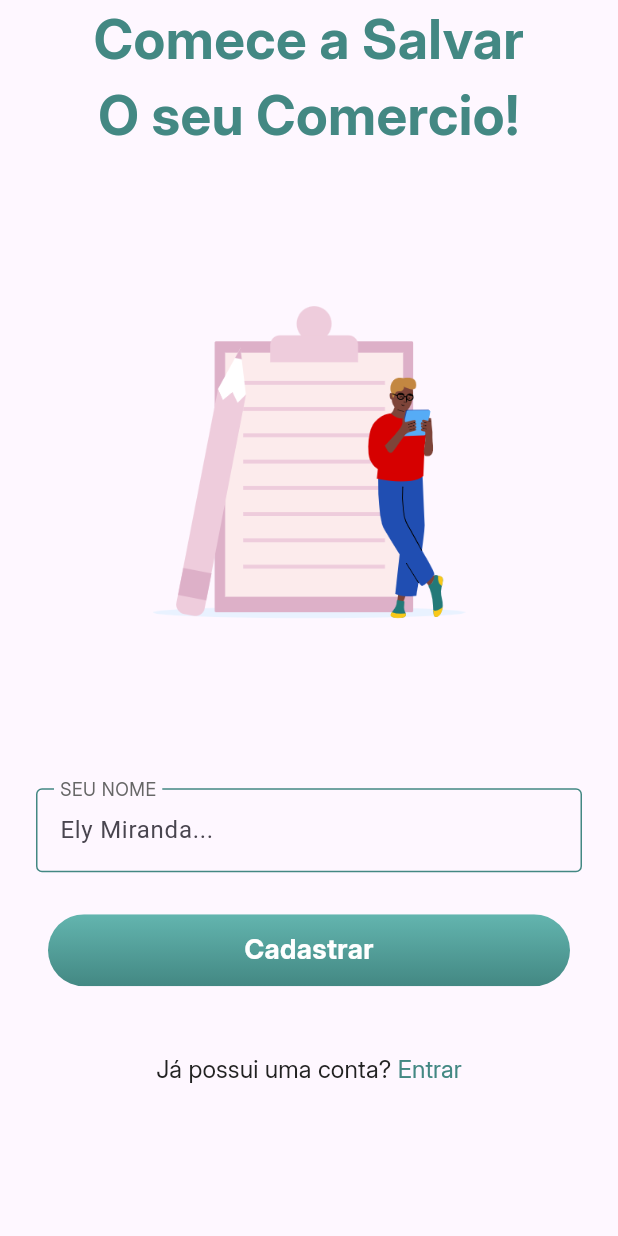
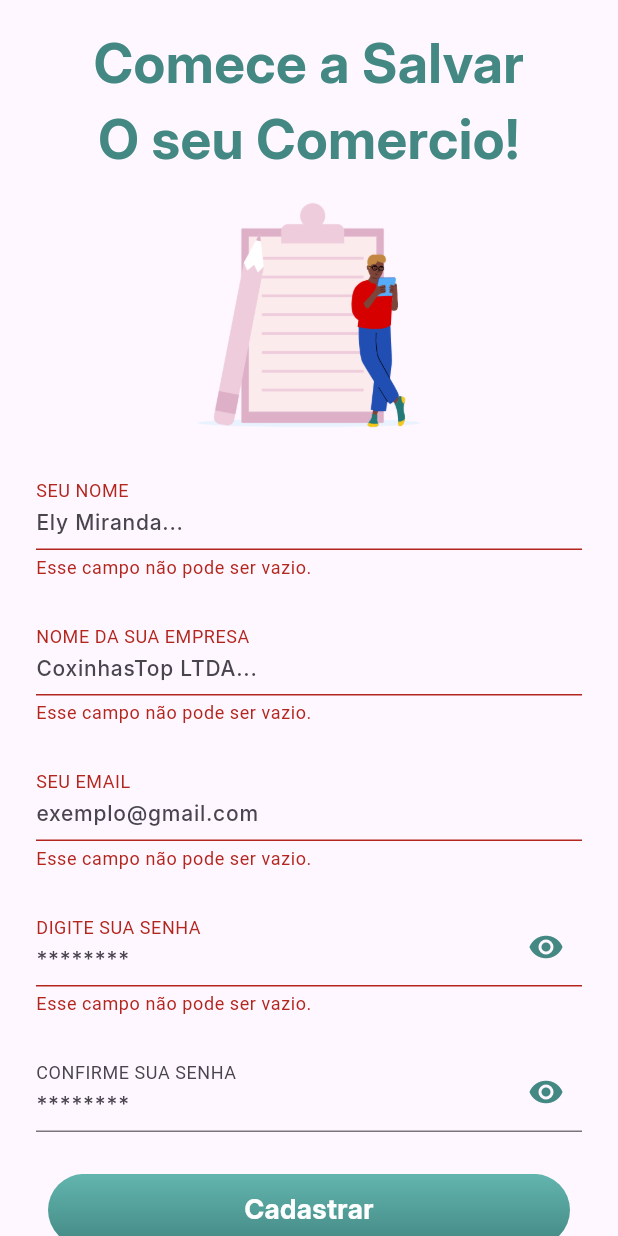
Before and after one commit to arkantos603/StartComm, a Flutter app: the screen it shows after launch, after a tap on "Cadastrar", on a phone screen of 412 x 824 dp. Run offline on Flutter 3.47's test engine with Material 3 defaults, Android fonts, the phone set to English and light mode, and no system bars; Roboto replaces fonts that are missing (Inter).

Commit message:
finalizando sign in e validators

```diff
--- a/lib/common/constants/app_texts.dart
+++ b/lib/common/constants/app_texts.dart
@@ -51,4 +51,27 @@ class AppTextsStyles {
     fontWeight: FontWeight.w500,
   );
 
+  static const TextStyle smallText13 = TextStyle(
+    fontFamily: 'Inter',
+    fontSize: 13.0,
+    fontWeight: FontWeight.w400,
+  );
+
+  static const TextStyle inputLabelText = TextStyle(
+    fontFamily: 'Inter',
+    fontSize: 14.0,
+    fontWeight: FontWeight.w400,
+  );
+
+  static const TextStyle inputText = TextStyle(
+    fontFamily: 'Inter',
+    fontSize: 14.0,
+    fontWeight: FontWeight.w500,
+  );
+
+  static const TextStyle inputHintText = TextStyle(
+    fontFamily: 'Inter',
+    fontSize: 12.0,
+    fontWeight: FontWeight.w400,
+  );
 }
--- /dev/null
+++ b/lib/common/utils/validator.dart
@@ -0,0 +1,58 @@
+class Validator {
+  Validator._();
+
+  static String? validateName(String? value) {
+    final condition = RegExp(r"((\ *)[\wáéíóúñ]+(\ *)+)+");
+    if (value != null && value.isEmpty) {
+      return "Esse campo não pode ser vazio.";
+    }
+    if (value != null && !condition.hasMatch(value)) {
+      return "Nome inválido. Digite um nome válido.";
+    }
+    return null;
+  }
+
+  static String? validateEmpresa(String? value) {
+    final condition = RegExp(r"((\ *)[\wáéíóúñ]+(\ *)+)+");
+    if (value != null && value.isEmpty) {
+      return "Esse campo não pode ser vazio.";
+    }
+    if (value != null && !condition.hasMatch(value)) {
+      return "Nome inválido. Digite um nome válido para empresa.";
+    }
+    return null;
+  }
+
+  static String? validateEmail(String? value) {
+    final condition = RegExp(
+        r"[a-z0-9!#$%&'*+/=?^_`{|}~-]+(?:\.[a-z0-9!#$%&'*+/=?^_`{|}~-]+)*@(?:[a-z0-9](?:[a-z0-9-]*[a-z0-9])?\.)+[a-z0-9](?:[a-z0-9-]*[a-z0-9])?");
+    if (value != null && value.isEmpty) {
+      return "Esse campo não pode ser vazio.";
+    }
+    if (value != null && !condition.hasMatch(value)) {
+      return "Email inválido. Digite um email válido.";
+    }
+    return null;
+  }
+
+  static String? validatePassword(String? value) {
+  final condition = RegExp(r"^.{8,}$");
+  if (value != null && value.isEmpty) {
+    return "Esse campo não pode ser vazio.";
+  }
+  if (value != null && !condition.hasMatch(value)) {
+    return "Senha inválida. A senha deve ter no mínimo 8 caracteres.";
+  }
+  return null;
+}
+
+  static String? validateConfirmPassword(
+    String? passwordValue,
+    String? confirmPasswordValue,
+  ) {
+    if (passwordValue != confirmPasswordValue) {
+      return "As senhas são diferentes. Por favor, corrija para continuar.";
+    }
+    return null;
+  }
+}
--- /dev/null
+++ b/lib/common/widgets/custom_text_form_field.dart
@@ -0,0 +1,122 @@
+import 'package:flutter/material.dart';
+import 'package:startcomm/common/constants/app_colors.dart';
+import 'package:flutter/services.dart';
+import 'package:startcomm/common/constants/app_texts.dart';
+
+class CustomTextFormField extends StatefulWidget {
+  final EdgeInsetsGeometry? padding;
+  final String? hintText;
+  final String? labelText;
+  final TextCapitalization? textCapitalization;
+  final TextEditingController? controller;
+  final TextInputType? keyboardType;
+  final int? maxLength;
+  final TextInputAction? textInputAction;
+  final Widget? suffixIcon;
+  final bool? obscureText;
+  final List<TextInputFormatter>? inputFormatters;
+  final FormFieldValidator<String>? validator;
+  final String? helperText;
+  final GestureTapCallback? onTap;
+  final bool readOnly;
+  final FocusNode? focusNode;
+  final ValueSetter<PointerEvent>? onTapOutside;
+  final VoidCallback? onEditingComplete;
+
+  const CustomTextFormField({
+    super.key,
+    this.padding,
+    this.hintText,
+    this.labelText,
+    this.textCapitalization,
+    this.controller,
+    this.keyboardType,
+    this.maxLength,
+    this.textInputAction,
+    this.suffixIcon,
+    this.obscureText,
+    this.inputFormatters,
+    this.validator,
+    this.helperText,
+    this.onTap,
+    this.readOnly = false,
+    this.focusNode,
+    this.onTapOutside,
+    this.onEditingComplete,
+  });
+
+ @override
+  State<CustomTextFormField> createState() => _CustomTextFormFieldState();
+}
+
+class _CustomTextFormFieldState extends State<CustomTextFormField> {
+  final defaultBorder = const OutlineInputBorder(
+    borderSide: BorderSide(
+      color: AppColors.luzverde1,
+    ),
+  );
+
+  String? _helperText;
+
+  @override
+  void initState() {
+    super.initState();
+    _helperText = widget.helperText;
+  }
+
+  @override
+  Widget build(BuildContext context) {
+    return Padding(
+      padding: widget.padding ??
+          const EdgeInsets.symmetric(
+            horizontal: 24.0,
+            vertical: 12.0,
+          ),
+      child: TextFormField(
+        focusNode: widget.focusNode,
+        readOnly: widget.readOnly,
+        onTap: widget.onTap,
+        onEditingComplete: widget.onEditingComplete ??
+            () {
+              FocusScope.of(context).nextFocus();
+            },
+        onTapOutside: widget.onTapOutside ??
+            (_) {
+              if (FocusScope.of(context).hasFocus) {
+                FocusScope.of(context).unfocus();
+              }
+            },
+        onChanged: (value) {
+          if (value.length == 1) {
+            setState(() {
+              _helperText = null;
+            });
+          } else if (value.isEmpty) {
+            setState(() {
+              _helperText = widget.helperText;
+            });
+          }
+        },
+        validator: widget.validator,
+        style: AppTextsStyles.inputText.copyWith(color: AppColors.luzverde1),
+        inputFormatters: widget.inputFormatters,
+        obscureText: widget.obscureText ?? false,
+        textInputAction: widget.textInputAction,
+        maxLength: widget.maxLength,
+        keyboardType: widget.keyboardType,
+        controller: widget.controller,
+        textCapitalization:
+            widget.textCapitalization ?? TextCapitalization.none,
+        decoration: InputDecoration(
+          errorMaxLines: 3,
+          helperText: _helperText,
+          helperMaxLines: 3,
+          suffixIcon: widget.suffixIcon,
+          hintText: widget.hintText,
+          floatingLabelBehavior: FloatingLabelBehavior.always,
+          labelText: widget.labelText?.toUpperCase(),
+        ),
+      ),
+    );
+  }
+}
--- a/lib/common/widgets/custon_text_widgets.dart
+++ /dev/null
@@ -1,73 +0,0 @@
-import 'package:flutter/material.dart';
-import 'package:startcomm/common/constants/app_colors.dart';
-import 'package:startcomm/common/constants/app_texts.dart';
-
-class CustonTextFormField extends StatefulWidget {
-  final EdgeInsetsGeometry? padding;
-  final String? hintText;
-  final String? labelText;
-  final TextEditingController? controller;
-  final TextCapitalization? textCapitalization;
-  final TextInputType? keyboardType;
-  final int? maxLength;
-  final TextInputAction? textInputAction;
-  const CustonTextFormField({
-    super.key,
-    this.padding,
-    this.hintText,
-    this.labelText,
-    this.controller,
-    this.textCapitalization,
-    this.keyboardType,
-    this.maxLength,
-    this.textInputAction,
-  });
-
-  @override
-  State<CustonTextFormField> createState() => _CustonTextFormField();
-}
-
-class _CustonTextFormField extends State<CustonTextFormField> {
-  final defaultBorder = const OutlineInputBorder(
-    borderSide: BorderSide(
-      color: AppColors.luzverde2,
-    ),
-  );
-
-  @override
-  Widget build(BuildContext context) {
-    return Padding(
-      padding: widget.padding ?? const EdgeInsets.symmetric(
-        horizontal: 24.0,
-        vertical: 12.0,
-      ),
-      child: TextFormField(
-        textInputAction: widget.textInputAction,
-        maxLength: widget.maxLength,
-        keyboardType: widget.keyboardType,
-        controller: widget.controller,
-        textCapitalization:
-          widget.textCapitalization ?? TextCapitalization.none,
-        decoration: InputDecoration(
-          hintText: widget.hintText,
-          floatingLabelBehavior: FloatingLabelBehavior.always,
-          labelText: widget.labelText?.toUpperCase(),
-          labelStyle: AppTextsStyles.smallText.copyWith(
-            color: AppColors.grey,
-          ),
-          focusedBorder: defaultBorder,
-          errorBorder: defaultBorder.copyWith(
-            borderSide: const BorderSide(
-              color: Colors.red),
-          ),
-          focusedErrorBorder: defaultBorder.copyWith(
-            borderSide: const BorderSide(
-              color: Colors.red),
-          ),
-          enabledBorder: defaultBorder,
-          disabledBorder: defaultBorder,
-        ),
-      ),
-    );
-  }
-}
--- /dev/null
+++ b/lib/common/widgets/password_form_field.dart
@@ -0,0 +1,76 @@
+import 'dart:developer';
+import 'package:flutter/material.dart';
+import 'package:startcomm/common/constants/app_colors.dart';
+import 'package:startcomm/common/widgets/custom_text_form_field.dart';
+
+class PasswordFormField extends StatefulWidget {
+  final TextEditingController? controller;
+  final EdgeInsetsGeometry? padding;
+  final String? hintText;
+  final String? labelText;
+  final FormFieldValidator<String>? validator;
+  final String? helperText;
+  final FocusNode? focusNode;
+  final VoidCallback? onTap;
+  final ValueSetter<PointerEvent>? onTapOutside;
+  final VoidCallback? onEditingComplete;
+
+  const PasswordFormField({
+    super.key,
+    this.controller,
+    this.padding,
+    this.hintText,
+    this.labelText,
+    this.validator,
+    this.helperText,
+    this.focusNode,
+    this.onTap,
+    this.onTapOutside,
+    this.onEditingComplete,
+  });
+
+  @override
+  State<PasswordFormField> createState() => _PasswordFormFieldState();
+}
+
+class _PasswordFormFieldState extends State<PasswordFormField> {
+  bool isHidden = true;
+
+   @override
+  Widget build(BuildContext context) {
+    return CustomTextFormField(
+      onTap: widget.onTap,
+      onEditingComplete: widget.onEditingComplete ??
+          () {
+            FocusScope.of(context).nextFocus();
+          },
+      focusNode: widget.focusNode,
+      onTapOutside: widget.onTapOutside ??
+          (_) {
+            if (FocusScope.of(context).hasFocus) {
+              FocusScope.of(context).unfocus();
+            }
+          },
+      helperText: widget.helperText,
+      validator: widget.validator,
+      obscureText: isHidden,
+      controller: widget.controller,
+      padding: widget.padding,
+      hintText: widget.hintText,
+      labelText: widget.labelText,
+      suffixIcon: InkWell(
+        borderRadius: BorderRadius.circular(23.0),
+        onTap: () {
+          log("pressed");
+          setState(() {
+            isHidden = !isHidden;
+          });
+        },
+        child: Icon(
+          isHidden ? Icons.visibility : Icons.visibility_off,
+          color: AppColors.luzverde2,
+        ),
+      ),
+    );
+  }
+}
--- a/lib/features/sign_up/sign_up_page.dart
+++ b/lib/features/sign_up/sign_up_page.dart
@@ -2,18 +2,29 @@ import 'dart:developer';
 import 'package:flutter/material.dart';
 import 'package:startcomm/common/constants/app_colors.dart';
 import 'package:startcomm/common/constants/app_texts.dart';
-import 'package:startcomm/common/widgets/custon_text_widgets.dart';
+import 'package:startcomm/common/widgets/custom_text_form_field.dart';
 import 'package:startcomm/common/widgets/multi_text_button.dart';
+import 'package:startcomm/common/widgets/password_form_field.dart';
 import 'package:startcomm/common/widgets/secondary_button.dart';
+import 'package:startcomm/common/utils/validator.dart';
 
-class SignUpPage extends StatelessWidget {
+class SignUpPage extends StatefulWidget {
   const SignUpPage({super.key});
+
+  @override
+  State<SignUpPage> createState() => _SignUpPageState();
+}
+
+class _SignUpPageState extends State<SignUpPage> {
+  final _formKey = GlobalKey<FormState>();
+  final _passwordController = TextEditingController();
 
   @override
   Widget build(BuildContext context) {
     return Scaffold(
       body: ListView(
-        children:  [
+        children: [
+          const SizedBox(height: 16.0),
           Text(
             'Comece a Salvar',
             textAlign: TextAlign.center,
@@ -28,22 +39,52 @@ class SignUpPage extends StatelessWidget {
               color: AppColors.luzverde2,
             ),
           ),
+          const SizedBox(height: 16.0),
           Container(
-            padding: const EdgeInsets.all(100.0),
+            padding: const EdgeInsets.symmetric(horizontal: 130.0),
             child: Image.asset(
               'assets/images/sign_up.png',
               fit: BoxFit.contain,
             ),
           ),
+          const SizedBox(height: 16.0),
           Form(
+            key: _formKey,
             child: Column(
-              children: const [
-                CustonTextFormField(
+              children: [
+                CustomTextFormField(
                   labelText: 'Seu Nome',
                   hintText: 'Ely Miranda...',
+                  validator: Validator.validateName,
+                ),
+                CustomTextFormField(
+                  labelText: 'Nome da sua Empresa',
+                  hintText: 'CoxinhasTop LTDA...',
+                  validator: Validator.validateName,
+                ),
+                CustomTextFormField(
+                  labelText: 'Seu Email',
+                  hintText: 'exemplo@gmail.com',
+                  validator: Validator.validateEmail,
+                ),
+                PasswordFormField(
+                  controller: _passwordController,
+                  labelText: "Digite sua senha",
+                  hintText: '********',
+                  validator: Validator.validatePassword,
+                  helperText: 'Mínimo de 8 caracteres',
+                ),
+                PasswordFormField(
+                  labelText: "Confirme sua senha",
+                  hintText: '********',
+                  validator: (value) => Validator.validateConfirmPassword(
+                    value,
+                    _passwordController.text,
+                    ),
                 ),
               ],
-            )),
+            ),
+          ),
           Padding(
             padding: const EdgeInsets.symmetric(
               horizontal: 32.0,
@@ -51,11 +92,13 @@ class SignUpPage extends StatelessWidget {
             ),
             child: SecondaryButton(
               text: 'Cadastrar',
-            onPressed: () => log('tap'),
+              onPressed: () {
+                final valid = _formKey.currentState?.validate();
+                log(valid.toString());
+              },
             ),
           ),
           const SizedBox(height: 16.0),
-
           MultiTextButton(
             onPressed: () => log('tap'),
             children: [
```
Lines whose indentation alone changed are shown as unchanged.
